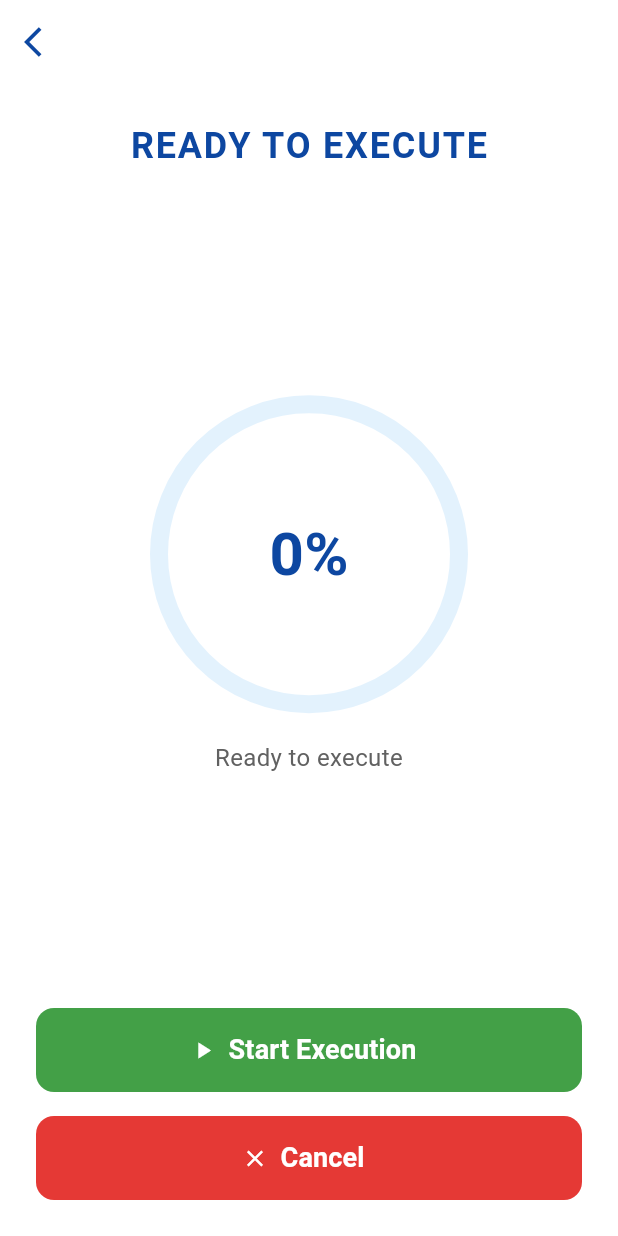
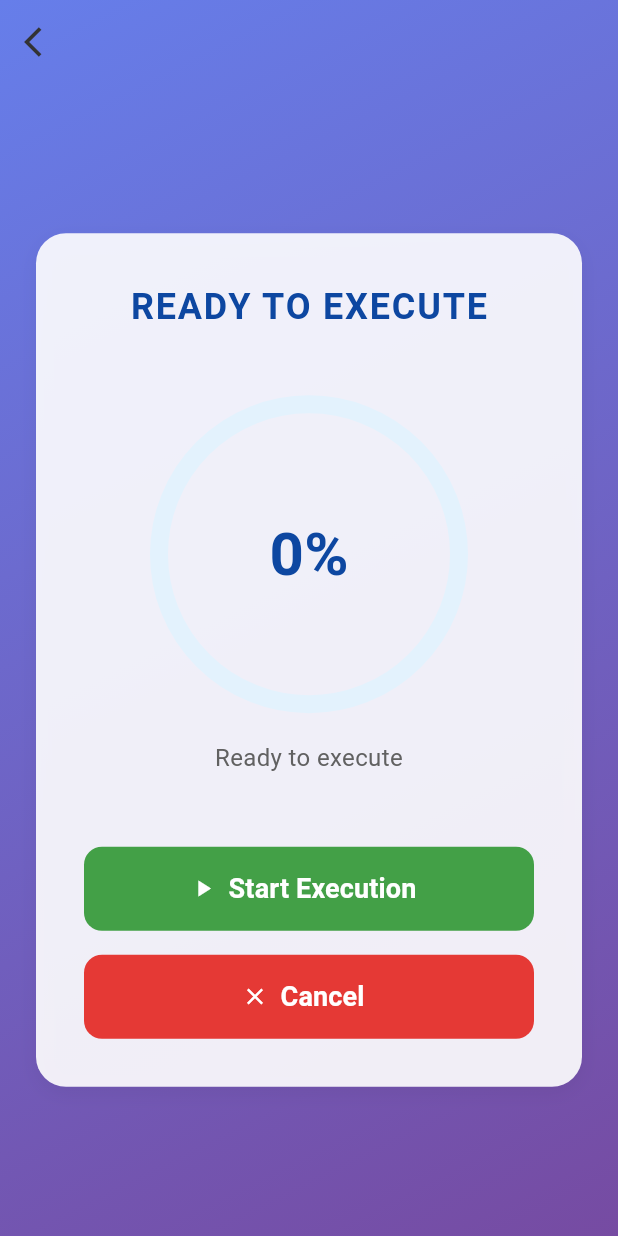
Before and after one commit to assem2023-habib/Cut-Optimizer_mobile_app, a Flutter app: the ExecutionScreen screen opened directly with empty values, on a phone screen of 412 x 824 dp. Run offline on Flutter 3.47's test engine with Material 3 defaults, Android fonts, the phone set to English and light mode, and no system bars; our stand-ins replace file_picker, image_picker, open_file, share_plus; missing offline and left inert: excel, syncfusion_flutter_xlsio, universal_html; Roboto replaces fonts that are missing (Arial).

Commit message:
background color/image on all screen

```diff
--- a/lib/features/execution/screens/execution_screen.dart
+++ b/lib/features/execution/screens/execution_screen.dart
@@ -7,6 +7,8 @@ import '../../../services/algorithm_service.dart';
 import '../../../models/carpet.dart';
 import '../../../models/group_carpet.dart';
 import '../../results/screens/results_screen.dart';
+import '../../../models/config.dart';
+import '../../../services/background_service.dart';
 
 class ExecutionScreen extends StatefulWidget {
   final String filePath;
@@ -17,6 +19,7 @@ class ExecutionScreen extends StatefulWidget {
   final GroupingMode groupingMode;
   final bool optimizeResults;
   final bool generateReport;
+  final Config config;
 
   const ExecutionScreen({
     super.key,
@@ -28,6 +31,7 @@ class ExecutionScreen extends StatefulWidget {
     required this.groupingMode,
     this.optimizeResults = true,
     this.generateReport = false,
+    required this.config,
   });
 
   @override
@@ -190,19 +194,40 @@ class _ExecutionScreenState extends State<ExecutionScreen> {
   @override
   Widget build(BuildContext context) {
     return Scaffold(
-      backgroundColor: Colors.white,
+      backgroundColor: Colors.transparent,
+      extendBodyBehindAppBar: true,
       appBar: AppBar(
-        backgroundColor: Colors.white,
+        backgroundColor: Colors.transparent,
         elevation: 0,
         leading: IconButton(
-          icon: Icon(Icons.arrow_back_ios, color: Colors.blue.shade900),
+          icon: Icon(Icons.arrow_back_ios, color: Color(0xFF333333)),
           onPressed: _isExecuting ? null : () => Navigator.of(context).pop(),
         ),
       ),
-      body: SafeArea(
-        child: Padding(
-          padding: const EdgeInsets.all(24.0),
+      body: Container(
+        decoration: BackgroundService.getBackgroundDecoration(
+          widget.config.backgroundImage,
+        ),
+        child: SafeArea(
+          child: Center(
+            child: SingleChildScrollView(
+              padding: EdgeInsets.all(24),
+              child: Container(
+                constraints: BoxConstraints(maxWidth: 800),
+                decoration: BoxDecoration(
+                  color: Colors.white.withOpacity(0.9),
+                  borderRadius: BorderRadius.circular(20),
+                  boxShadow: [
+                    BoxShadow(
+                      color: Color.fromRGBO(0, 0, 0, 0.05),
+                      blurRadius: 10,
+                      offset: Offset(0, 4),
+                    ),
+                  ],
+                ),
+                padding: EdgeInsets.all(32),
                 child: Column(
+                  mainAxisSize: MainAxisSize.min,
                   children: [
                     Text(
                       "READY TO EXECUTE",
@@ -213,7 +238,7 @@ class _ExecutionScreenState extends State<ExecutionScreen> {
                         color: Colors.blue.shade900,
                       ),
                     ),
-              const Spacer(),
+                    const SizedBox(height: 48),
                     // Circular Progress Indicator
                     SizedBox(
                       width: 200,
@@ -247,9 +272,12 @@ class _ExecutionScreenState extends State<ExecutionScreen> {
                     Text(
                       _statusMessage,
                       textAlign: TextAlign.center,
-                style: TextStyle(fontSize: 16, color: Colors.grey.shade700),
+                      style: TextStyle(
+                        fontSize: 16,
+                        color: Colors.grey.shade700,
                       ),
-              const Spacer(),
+                    ),
+                    const SizedBox(height: 48),
                     // Start Button
                     SizedBox(
                       width: double.infinity,
@@ -309,6 +337,9 @@ class _ExecutionScreenState extends State<ExecutionScreen> {
                 ),
               ),
             ),
+          ),
+        ),
+      ),
     );
   }
 }
--- a/lib/features/select_file/screens/select_file_screen.dart
+++ b/lib/features/select_file/screens/select_file_screen.dart
@@ -123,6 +123,7 @@ class _SelectFileScreenState extends State<SelectFileScreen> {
             minWidth: 50, // Default values
             maxWidth: 400,
             tolerance: 5,
+            config: _config ?? Config.defaultConfig(),
           ),
         ),
       );
--- a/lib/features/sorting_options/screens/sorting_options_screen.dart
+++ b/lib/features/sorting_options/screens/sorting_options_screen.dart
@@ -2,12 +2,14 @@ import 'package:flutter/material.dart';
 import '../../../core/enums.dart';
 import '../../../core/widgets/radio_option_tile.dart';
 import '../../grouping_mode/screens/grouping_mode_screen.dart';
+import '../../../models/config.dart';
 
 class SortingOptionsScreen extends StatefulWidget {
   final String filePath;
   final int minWidth;
   final int maxWidth;
   final int tolerance;
+  final Config config;
 
   const SortingOptionsScreen({
     super.key,
@@ -15,6 +17,7 @@ class SortingOptionsScreen extends StatefulWidget {
     required this.minWidth,
     required this.maxWidth,
     required this.tolerance,
+    required this.config,
   });
 
   @override
@@ -83,6 +86,7 @@ class _SortingOptionsScreenState extends State<SortingOptionsScreen> {
                           minWidth: widget.minWidth,
                           maxWidth: widget.maxWidth,
                           tolerance: widget.tolerance,
+                          config: widget.config,
                         ),
                       ),
                     );
```
Also changed, not shown: lib/features/grouping_mode/screens/grouping_mode_screen.dart (+16 -3 lines), lib/features/set_constraints/screens/set_constraints_screen.dart (+8 -1 lines), 4 other files. Lines whose indentation alone changed are shown as unchanged.
